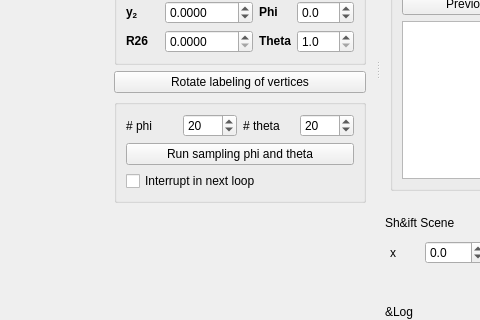
Above: couplerCurve.ui from Legersky/SpatialGraphEmbeddings before the change; both pictures show x 407 to 887 and y 430 to 750 of the 1106 by 978 pixel window. Below: the same form after it.
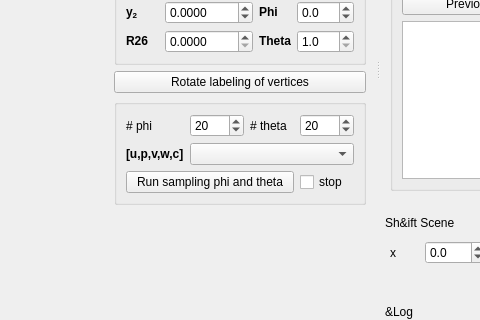
That is the form after the change.

```diff
--- a/couplerCurve.ui
+++ b/couplerCurve.ui
@@ -715,23 +715,36 @@
              </property>
             </widget>
            </item>
-           <item row="3" column="0" colspan="4">
+           <item row="4" column="0" colspan="3">
             <widget class="QPushButton" name="buttonSamplingPhiTheta">
              <property name="text">
               <string>Run sampling phi and theta</string>
              </property>
             </widget>
            </item>
-           <item row="4" column="0" colspan="4">
+           <item row="4" column="3">
             <widget class="QCheckBox" name="interrupt">
              <property name="text">
-              <string>Interrupt in next loop</string>
+              <string>stop</string>
              </property>
              <property name="checked">
               <bool>false</bool>
              </property>
             </widget>
            </item>
+           <item row="3" column="0">
+            <widget class="QLabel" name="label_4">
+             <property name="text">
+              <string>&lt;html&gt;&lt;head/&gt;&lt;body&gt;&lt;p&gt;&lt;span style=&quot; font-weight:600;&quot;&gt;[u,p,v,w,c]&lt;/span&gt;&lt;/p&gt;&lt;/body&gt;&lt;/html&gt;</string>
+             </property>
+             <property name="textFormat">
+              <enum>Qt::RichText</enum>
+             </property>
+            </widget>
+           </item>
+           <item row="3" column="1" colspan="3">
+            <widget class="QComboBox" name="comboBoxParamVert"/>
+           </item>
           </layout>
          </widget>
         </item>
```
